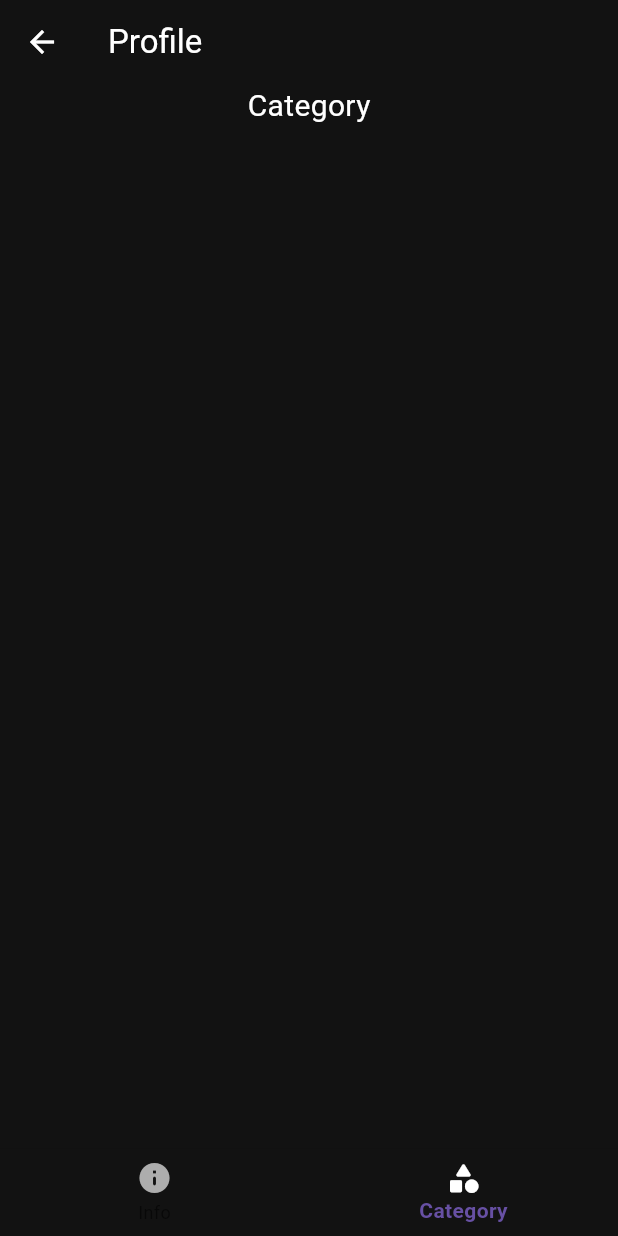
After one commit to PioBasile/Lira, a Flutter app: the Profile screen opened by its route, item 2 of the bottom bar chosen, on a phone screen of 412 x 824 dp. The commit adds this screen. Run offline on Flutter 3.47's test engine with Material 3 defaults, Android fonts, the phone set to English and light mode, and no system bars; our stand-ins replace percent_indicator, table_calendar.

Commit message:
starting profile page

```diff
--- a/lib/main.dart
+++ b/lib/main.dart
@@ -6,6 +6,7 @@ import 'package:test/pages/home.dart';
 import 'package:test/pages/login.dart';
 import 'package:test/pages/addpage.dart';
 import 'package:test/pages/calendar.dart';
+import 'package:test/pages/profile.dart';
 
 void main() {
   runApp(const MyApp());
@@ -33,6 +34,7 @@ class MyApp extends StatelessWidget {
             }
         ),
         '/calendar': (context) => Calendar(),
+        '/profile': (context) => Profile(),
       },
     );
   }
--- /dev/null
+++ b/lib/pages/categorypage.dart
@@ -0,0 +1,30 @@
+import 'package:flutter/material.dart';
+
+class Category extends StatelessWidget {
+  const Category({super.key});
+
+  @override
+  Widget build(BuildContext context) {
+    return const Scaffold(
+      backgroundColor: Color.fromARGB(255, 18, 18, 18),
+      body: Center(
+          child: SizedBox(
+            child: Column(
+              children: [
+                SizedBox(height: 0),
+                Text(
+                  "Category",
+                  style: TextStyle(
+                    color: Colors.white,
+                    fontSize: 20,
+                  ),
+                ),
+                SizedBox(height: 0),
+                SizedBox(height: 25),
+              ],
+            ),
+          ),
+          ),
+    );
+  }
+}
--- a/lib/pages/home.dart
+++ b/lib/pages/home.dart
@@ -1,6 +1,7 @@
 import 'package:flutter/material.dart';
 import 'package:test/pages/addpage.dart';
 import 'package:test/pages/daypage.dart';
+
 
 class Home extends StatefulWidget {
 
@@ -18,6 +19,10 @@ class _HomeState extends State<Home> {
 
   void _goToCalendar() {
     Navigator.pushNamed(context, '/calendar');
+  }
+
+  void _goToProfile() {
+    Navigator.pushNamed(context, '/profile');
   }
 
   int _pageindex = 0;
@@ -99,12 +104,12 @@ class _HomeState extends State<Home> {
                       ),
 
                       const SizedBox(height: 10),
-                      const ListTile(
-                        title: Text('Profile'),
+                      ListTile(
+                        title: const Text('Profile'),
                         textColor: Colors.white,
                         iconColor: Colors.white,
-                        leading: Icon(Icons.person_outlined),
-                        onTap: null,
+                        leading: const Icon(Icons.person_outlined),
+                        onTap: _goToProfile,
                       ),
 
                       const SizedBox(height: 10),
--- /dev/null
+++ b/lib/pages/infopage.dart
@@ -0,0 +1,15 @@
+import 'package:flutter/material.dart';
+
+class Info extends StatelessWidget {
+  const Info({super.key});
+
+  @override
+  Widget build(BuildContext context) {
+    return const Scaffold(
+      backgroundColor: Color.fromARGB(255, 18, 18, 18),
+      body: Center(
+
+        ),
+    );
+  }
+}
--- /dev/null
+++ b/lib/pages/profile.dart
@@ -0,0 +1,63 @@
+import 'package:flutter/material.dart';
+import 'package:test/pages/categorypage.dart';
+import 'package:test/pages/infopage.dart';
+
+class Profile extends StatefulWidget{
+  const Profile({super.key});
+
+  @override
+  State<Profile> createState() => _ProfileState();
+}
+
+class _ProfileState extends State<Profile> {
+  int _pageindex = 0;
+
+  void _changePageIndex(int index) {
+    setState(() {
+      _pageindex = index;
+    });
+  }
+
+  final List _pages = [
+    const Info(),
+    const Category(),
+  ];
+
+  @override
+  Widget build (BuildContext context){
+    return Scaffold(
+      backgroundColor: const Color.fromARGB(255, 18, 18, 18),
+      appBar: AppBar(
+        title: const Text('Profile', style: TextStyle(
+          color: Colors.white, // Change the color to blue.
+          ),
+        ),
+        backgroundColor: const Color.fromARGB(255, 18, 18, 18),
+        elevation: 0,
+        iconTheme: const IconThemeData(color: Colors.white),
+      ),
+
+      body: _pages[_pageindex],
+
+      bottomNavigationBar: BottomNavigationBar(
+        currentIndex: _pageindex,
+        onTap: _changePageIndex,
+        backgroundColor: const Color.fromARGB(255, 18, 18, 18),
+        items: const [
+          BottomNavigationBarItem(
+            icon: Icon(Icons.info_rounded),
+            label: 'Info',
+          ),
+          BottomNavigationBarItem(
+            icon: Icon(Icons.category_rounded),
+            label: 'Category',
+          ),
+        ],
+        unselectedIconTheme: const IconThemeData(color: Color.fromARGB(255, 173, 173, 173)),
+        selectedIconTheme: const IconThemeData(color: Colors.white),
+        selectedLabelStyle: const TextStyle(color:  Colors.white,fontWeight: FontWeight.bold),
+        unselectedLabelStyle: const TextStyle(color: Color.fromARGB(255, 173, 173, 173),),
+      ),
+    );
+  }
+}
```
